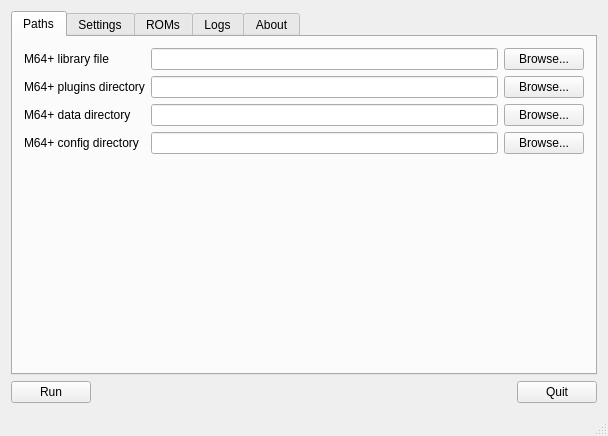
ZachBacon/cutempen, file branches/m64pplib/mainwindow.ui: the form before one commit.
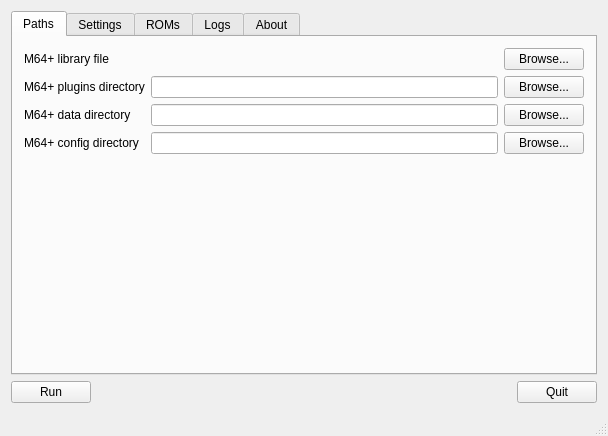
The form after the commit. The open tabs and pages were chosen to show the change.

Patch:
```diff
--- a/branches/m64pplib/mainwindow.ui
+++ b/branches/m64pplib/mainwindow.ui
@@ -139,9 +139,6 @@
               </property>
              </widget>
             </item>
-            <item row="0" column="1">
-             <widget class="QLineEdit" name="le_Library"/>
-            </item>
             <item row="1" column="1">
              <widget class="QLineEdit" name="le_PluginsDir"/>
             </item>
@@ -151,6 +148,13 @@
             <item row="3" column="1">
              <widget class="QLineEdit" name="le_ConfigDir"/>
             </item>
+            <item row="0" column="1">
+             <widget class="QLabel" name="lb_Library_Path">
+              <property name="text">
+               <string/>
+              </property>
+             </widget>
+            </item>
            </layout>
           </item>
           <item row="1" column="0">
```
Left out of the diff: 18 changed lines with no effect on the pictures.
